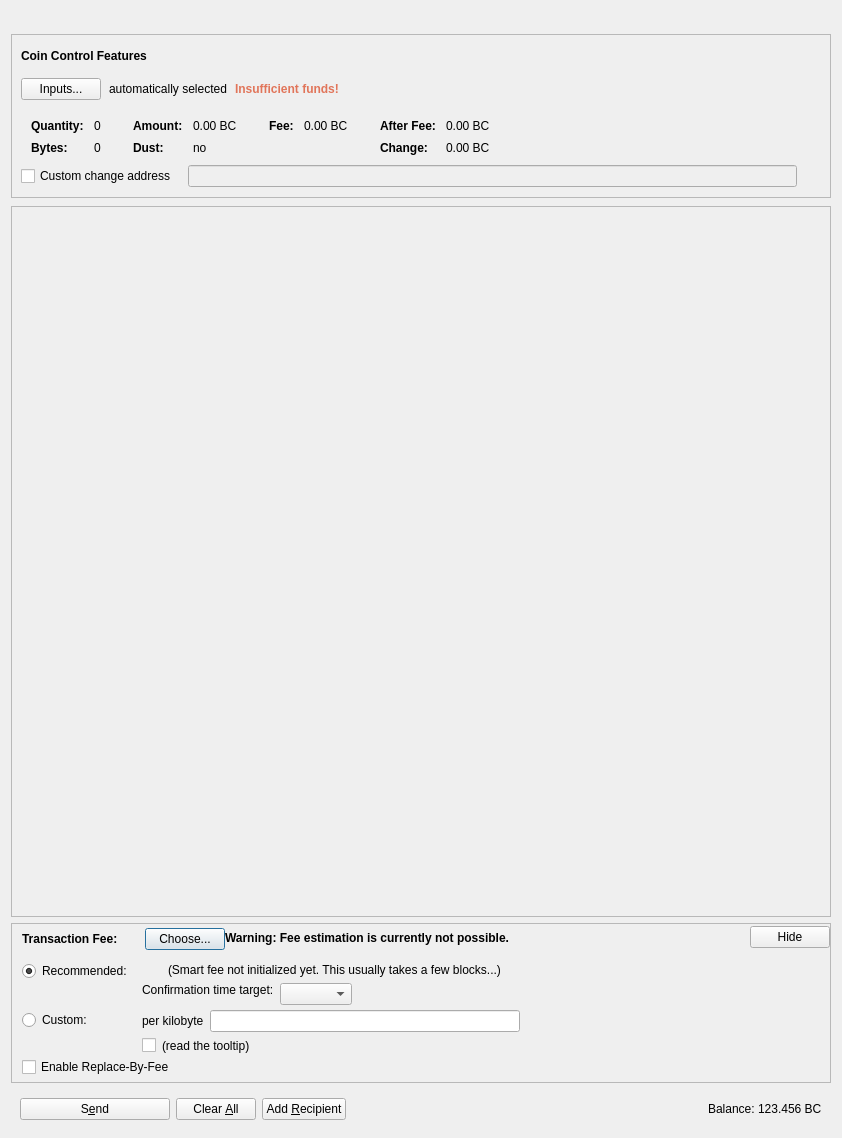
This is src/qt/forms/sendcoinsdialog.ui in Bitcoin-Confidential/BitcoinC-Core as Qt 5 draws it before an edit. The edited form follows.
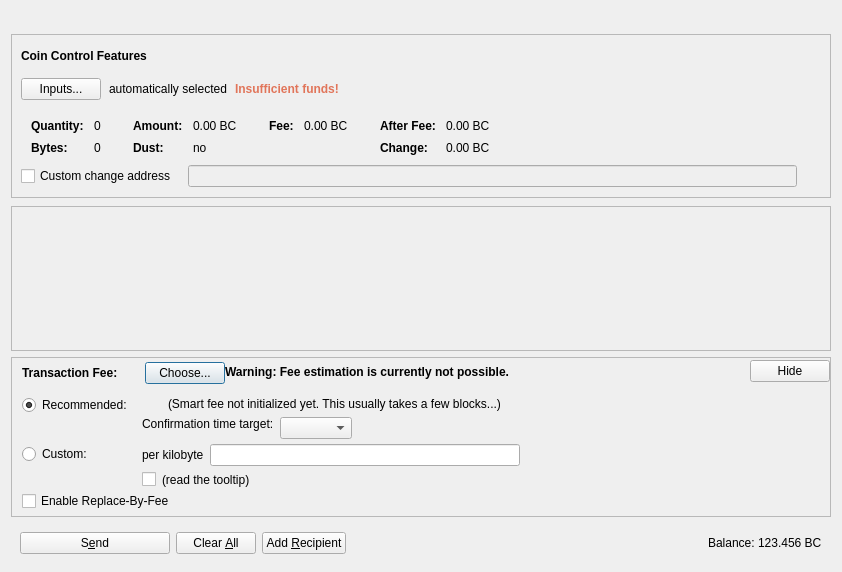
This is the edited form. Icons and pictures are not drawn. Custom widgets are drawn as their Qt base class.

Commit message:
qt: Several UI fixes:
- Watch-Only filter width was too small
- Fixed margin issues with send recipients due to hidden widgets.
- SendCoinsEntry is has a frame for Convert recipients now without label
- Fixed varying height issues for Combobox, Amountfield, LineEdit, ...

Diff of the .ui file:
```diff
--- a/src/qt/forms/sendcoinsdialog.ui
+++ b/src/qt/forms/sendcoinsdialog.ui
@@ -6,8 +6,8 @@
    <rect>
     <x>0</x>
     <y>0</y>
-    <width>838</width>
-    <height>1138</height>
+    <width>842</width>
+    <height>572</height>
    </rect>
   </property>
   <property name="windowTitle">
@@ -669,8 +669,8 @@
        <rect>
         <x>0</x>
         <y>0</y>
-        <width>814</width>
-        <height>624</height>
+        <width>818</width>
+        <height>68</height>
        </rect>
       </property>
       <property name="sizePolicy">
```
The commit also changes 7 other files.
